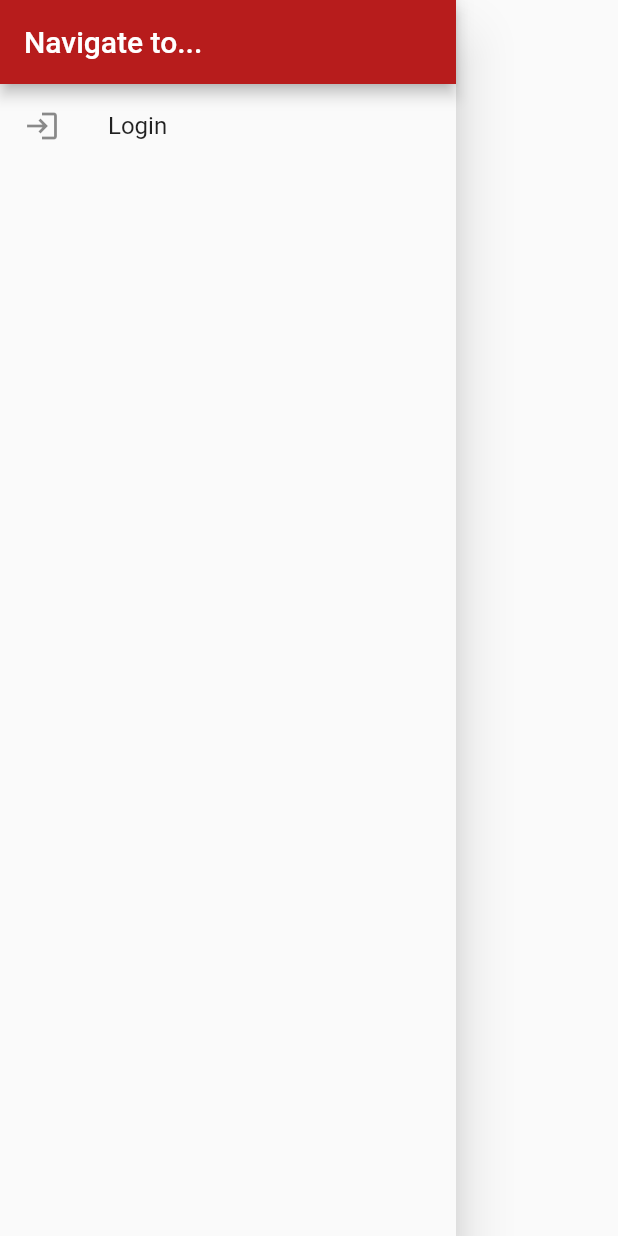
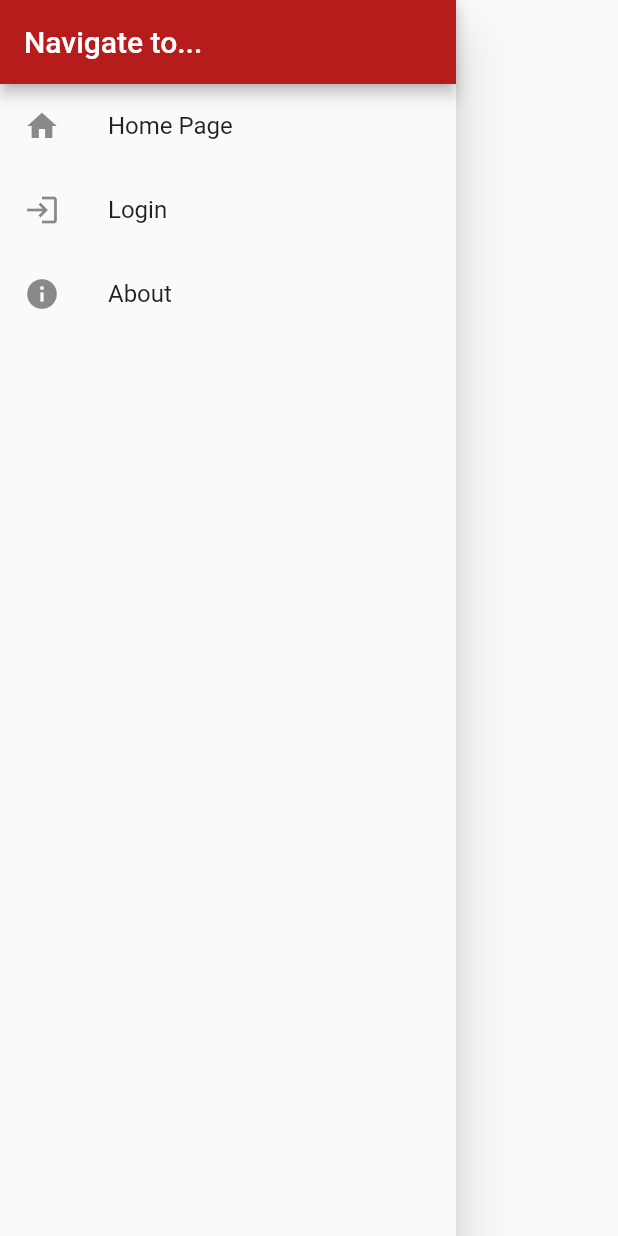
Before and after one commit to muzahidul190/flutter_blood_bank, a Flutter app: the AppDrawer widget shown alone on an empty page, opened directly, on a phone screen of 412 x 824 dp. Run offline on Flutter 3.47's test engine with Material 2 defaults, Android fonts, the phone set to English and light mode, and no system bars.

Commit message:
login Page added

```diff
--- /dev/null
+++ b/lib/about.dart
@@ -0,0 +1,32 @@
+import 'package:flutter/material.dart';
+import 'package:flutter_blood_bank/appDrawer.dart';
+
+class AboutPage extends StatefulWidget {
+  const AboutPage({super.key});
+
+  @override
+  State<AboutPage> createState() => _AboutPageState();
+}
+
+class _AboutPageState extends State<AboutPage> {
+  @override
+  Widget build(BuildContext context) {
+    return MaterialApp(
+      debugShowCheckedModeBanner: false,
+      title: 'Login Page',
+      theme: ThemeData(
+        appBarTheme: AppBarTheme(color: Colors.red.shade900),
+        primarySwatch: Colors.red,
+      ),
+      home: Scaffold(
+        appBar: AppBar(
+          title: const Text('About Developer'),
+        ),
+        drawer: AppDrawer(),
+        body: Center(
+          child: Text('This is @Muzahidul190.'),
+        ),
+      ),
+    );
+  }
+}
--- a/lib/appDrawer.dart
+++ b/lib/appDrawer.dart
@@ -1,4 +1,7 @@
 import 'package:flutter/material.dart';
+import 'package:flutter_blood_bank/about.dart';
+import 'package:flutter_blood_bank/home.dart';
+import 'package:flutter_blood_bank/login.dart';
 
 class AppDrawer extends StatefulWidget {
   const AppDrawer({super.key});
@@ -17,10 +20,30 @@ class _AppDrawerState extends State<AppDrawer> {
             title: const Text('Navigate to...'),
             automaticallyImplyLeading: false,
           ),
-          const ListTile(
-            leading: Icon(Icons.login),
-            title: Text('Login'),
-          )
+          ListTile(
+            leading: const Icon(Icons.home),
+            title: const Text('Home Page'),
+            onTap: () {
+              Navigator.push(context,
+                  MaterialPageRoute(builder: (context) => const HomePage()));
+            },
+          ),
+          ListTile(
+            leading: const Icon(Icons.login),
+            title: const Text('Login'),
+            onTap: () {
+              Navigator.push(context,
+                  MaterialPageRoute(builder: (context) => const LoginPage()));
+            },
+          ),
+          ListTile(
+            leading: const Icon(Icons.info),
+            title: const Text('About'),
+            onTap: () {
+              Navigator.push(context,
+                  MaterialPageRoute(builder: (context) => const AboutPage()));
+            },
+          ),
         ],
       ),
     );
--- /dev/null
+++ b/lib/login.dart
@@ -0,0 +1,33 @@
+import 'package:flutter/material.dart';
+import 'package:flutter/src/widgets/framework.dart';
+import 'package:flutter_blood_bank/appDrawer.dart';
+
+class LoginPage extends StatefulWidget {
+  const LoginPage({super.key});
+
+  @override
+  State<LoginPage> createState() => _LoginPageState();
+}
+
+class _LoginPageState extends State<LoginPage> {
+  @override
+  Widget build(BuildContext context) {
+    return MaterialApp(
+      debugShowCheckedModeBanner: false,
+      title: 'Login Page',
+      theme: ThemeData(
+        appBarTheme: AppBarTheme(color: Colors.red.shade900),
+        primarySwatch: Colors.red,
+      ),
+      home: Scaffold(
+        appBar: AppBar(
+          title: const Text('Login to your account'),
+        ),
+        drawer: AppDrawer(),
+        body: Center(
+          child: Text('Login Page'),
+        ),
+      ),
+    );
+  }
+}
--- a/lib/main.dart
+++ b/lib/main.dart
@@ -19,7 +19,7 @@ class MyApp extends StatelessWidget {
         appBarTheme: AppBarTheme(color: Colors.red.shade900),
         primarySwatch: Colors.red,
       ),
-      home: const SplashScreen(),
+      home: const HomePage(),
     );
   }
 }
```
